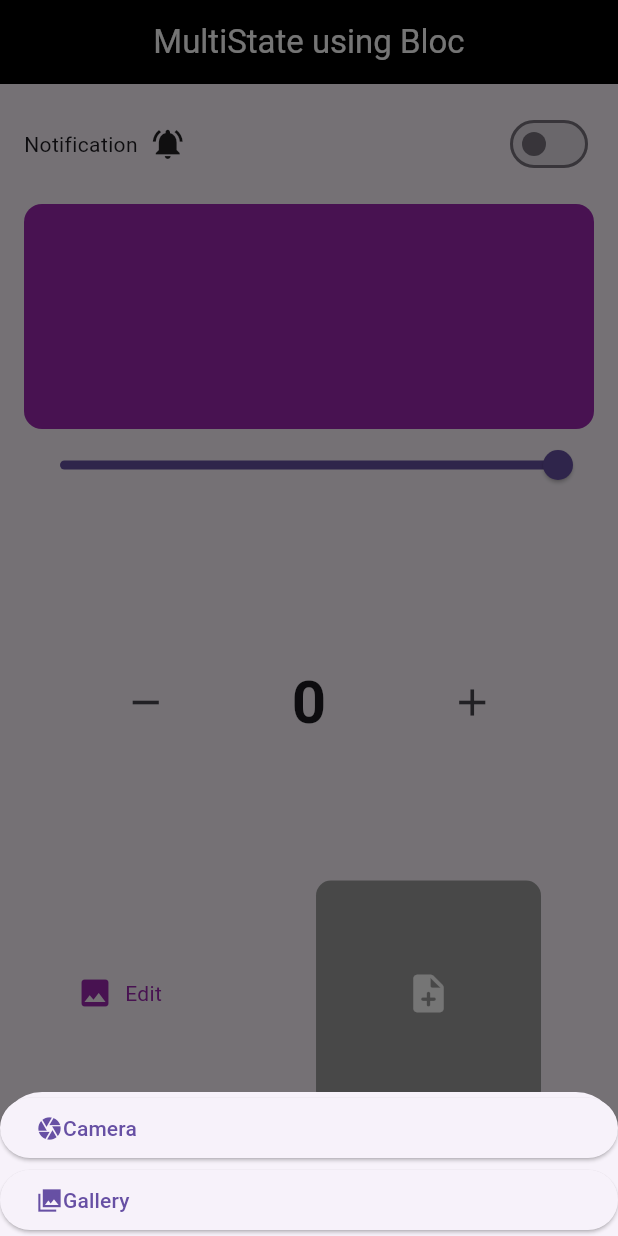
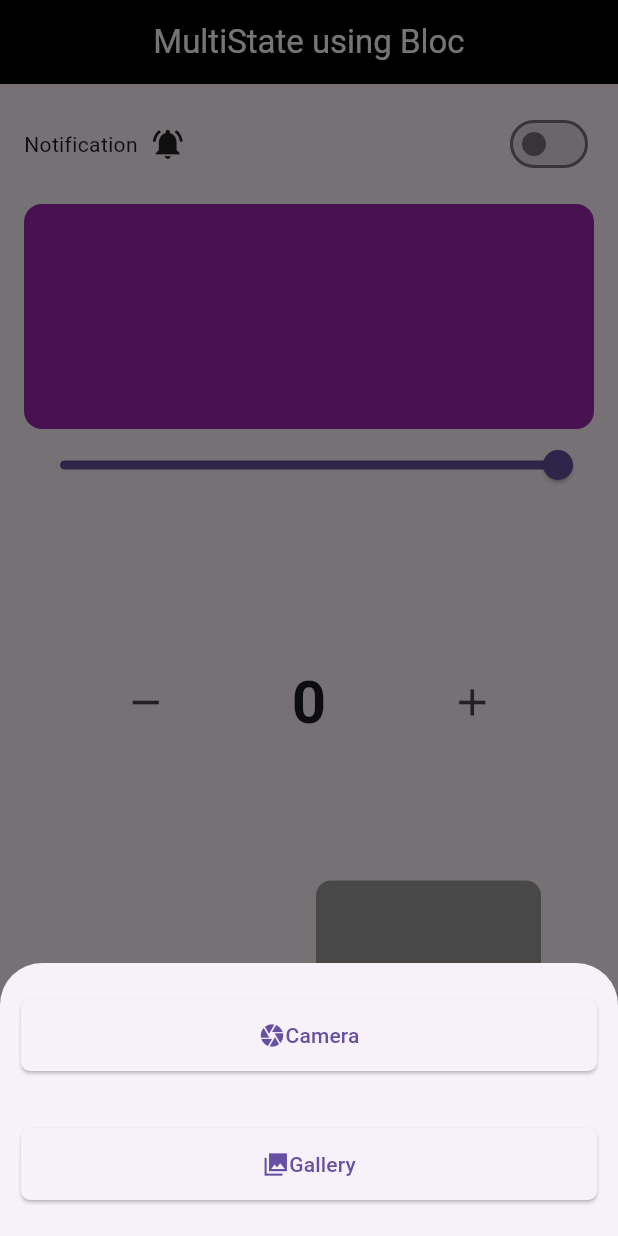
Before and after one commit to Zimil-Patel/bloc_practice, a Flutter app: the screen it shows after launch, after a tap on "Edit", on a phone screen of 412 x 824 dp. Run offline on Flutter 3.47's test engine with Material 3 defaults, Android fonts, the phone set to English and light mode, and no system bars; our stand-ins replace bloc, equatable, flutter_bloc, image_picker.

Commit message:
04 Jun 2025

```diff
--- a/lib/ui/image screen/image_screen.dart
+++ b/lib/ui/image screen/image_screen.dart
@@ -66,28 +66,73 @@ class ImageScreen extends StatelessWidget {
   }
 }
 
-
 _showImageOptions(BuildContext context) {
-  showModalBottomSheet(context: context, builder: (context) => Column(
+  showModalBottomSheet(
+    context: context,
+    builder: (_) => BlocProvider.value(
+      value: context.read<ImageBloc>(),
+      child: Column(
         mainAxisSize: MainAxisSize.min,
         children: [
-      ElevatedButton(onPressed: (){
+          SizedBox(
+            height: 10,
+          ),
+          Padding(
+            padding: const EdgeInsets.all(14),
+            child: ElevatedButton(
+              onPressed: () {
                 context.read<ImageBloc>().add(CaptureCameraImage());
-      }, child: Row(
+                Navigator.pop(context);
+              },
+              style: ButtonStyle(
+                padding: WidgetStatePropertyAll(EdgeInsets.all(14)),
+                shape: WidgetStatePropertyAll(
+                  RoundedRectangleBorder(
+                    borderRadius: BorderRadius.circular(6),
+                  ),
+                ),
+              ),
+              child: Row(
+                mainAxisAlignment: MainAxisAlignment.center,
                 children: [
                   Icon(Icons.camera),
                   Text('Camera'),
                 ],
-      ),),
-
-      ElevatedButton(onPressed: (){
+              ),
+            ),
+          ),
+          SizedBox(
+            height: 10,
+          ),
+          Padding(
+            padding: const EdgeInsets.all(14),
+            child: ElevatedButton(
+              onPressed: () {
                 context.read<ImageBloc>().add(PickGalleryImage());
-      }, child: Row(
+                Navigator.pop(context);
+              },
+              style: ButtonStyle(
+                padding: WidgetStatePropertyAll(EdgeInsets.all(14)),
+                shape: WidgetStatePropertyAll(
+                  RoundedRectangleBorder(
+                    borderRadius: BorderRadius.circular(6),
+                  ),
+                ),
+              ),
+              child: Row(
+                mainAxisAlignment: MainAxisAlignment.center,
                 children: [
                   Icon(Icons.photo_library_sharp),
                   Text('Gallery'),
                 ],
-      ),),
+              ),
+            ),
+          ),
+          SizedBox(
+            height: 10,
+          ),
         ],
-  ));
+      ),
+    ),
+  );
 }
```
Lines whose indentation alone changed are shown as unchanged.
